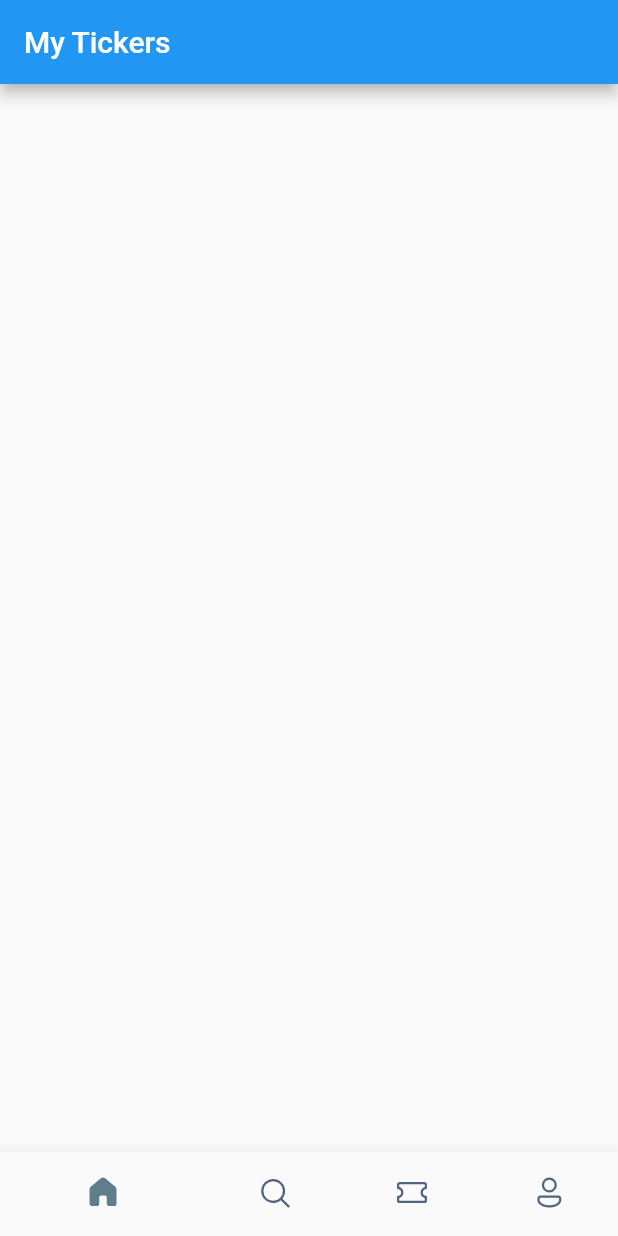
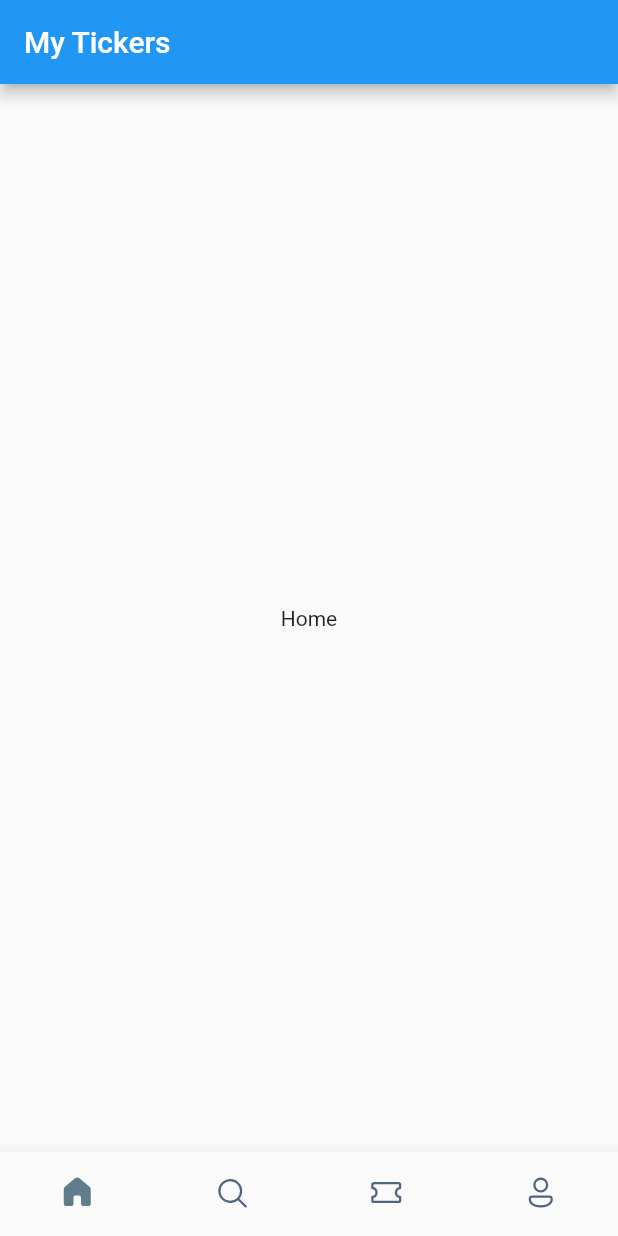
Before and after one commit to flutterkage2k/booktickets, a Flutter app: the screen it shows after launch, on a phone screen of 412 x 824 dp. Run offline on Flutter 3.47's test engine with Material 2 defaults, Android fonts, the phone set to English and light mode, and no system bars; our stand-ins replace fluentui_icons.

Commit message:
BottomNavigationBar Create 80%

```diff
--- a/lib/screens/bottom_bar.dart
+++ b/lib/screens/bottom_bar.dart
@@ -9,17 +9,35 @@ class BottomBar extends StatefulWidget {
 }
 
 class _BottomBarState extends State<BottomBar> {
+  int _selectedIndex = 0;
+
+  void _onItemTapped(int index) {
+    setState(() {
+      _selectedIndex = index;
+    });
+  }
+
+  static final List<Widget> _widgetOptions = [
+    const Text("Home"),
+    const Text("Search"),
+    const Text("Tickets"),
+    const Text("Profile"),
+  ];
   @override
   Widget build(BuildContext context) {
     return Scaffold(
       appBar: AppBar(
         title: Text('My Tickers'),
       ),
+      body: Center(child: _widgetOptions[_selectedIndex]),
       bottomNavigationBar: BottomNavigationBar(
+        currentIndex: _selectedIndex,
+        onTap: _onItemTapped,
         elevation: 10,
         showSelectedLabels: false,
         showUnselectedLabels: false,
         selectedItemColor: Colors.blueGrey,
+        type: BottomNavigationBarType.fixed,
         unselectedItemColor: Color(0xff526480),
         items: const [
           BottomNavigationBarItem(
```
